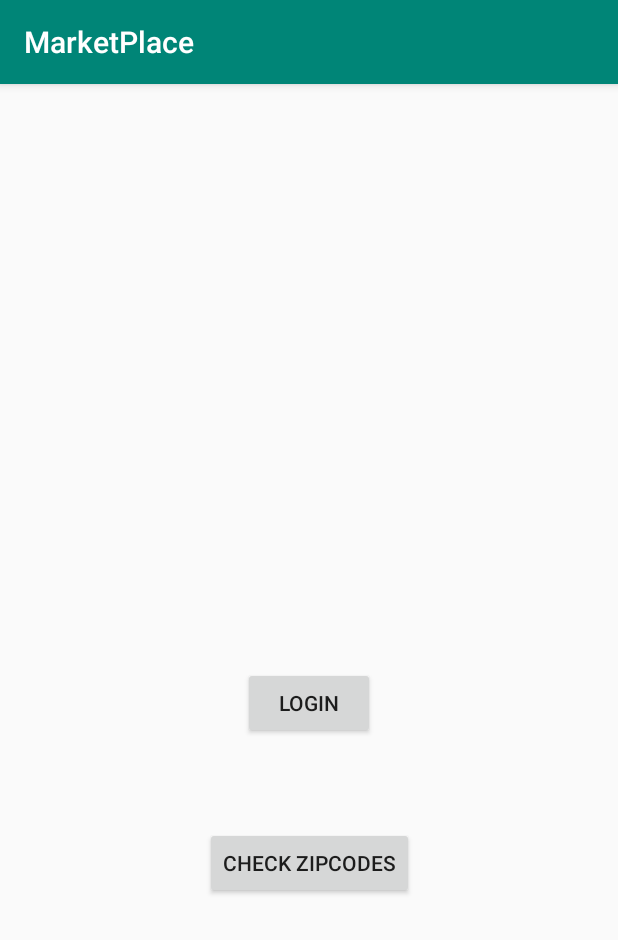
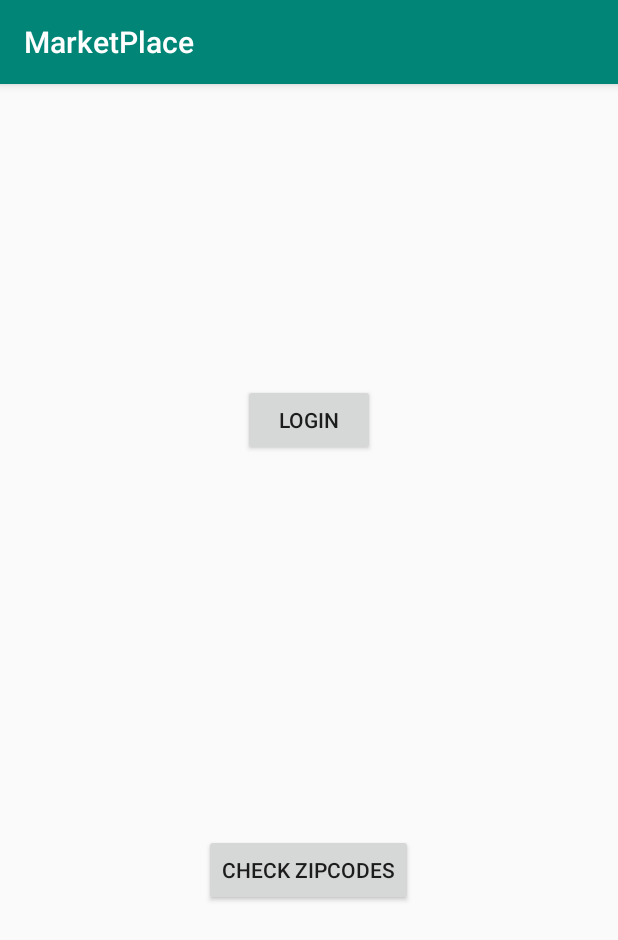
Before and after one commit to CS591STAR/MarketPlace, an Android app: the screen it shows after launch (MainActivity), on a phone screen of 412 x 824 dp. Shown: the top 940 px of the screen. Run offline under Robolectric (Android 15) with nearby library versions, the phone set to English and light mode, and no system bars.

Commit message:
top fragment

```diff
--- a/app/src/main/java/com/example/marketplace/MainActivity.java
+++ b/app/src/main/java/com/example/marketplace/MainActivity.java
@@ -3,10 +3,10 @@ package com.example.marketplace;
 import androidx.appcompat.app.AppCompatActivity;
 
 import android.content.Intent;
+import android.media.session.PlaybackState;
 import android.os.Bundle;
 import android.view.View;
 import android.widget.Button;
-import android.app.FragmentManager;
 
 public class MainActivity extends AppCompatActivity {
 
--- a/app/src/main/java/com/example/marketplace/ZipCodeAPI.java
+++ b/app/src/main/java/com/example/marketplace/ZipCodeAPI.java
@@ -73,7 +73,7 @@ public class ZipCodeAPI  extends AppCompatActivity {
                 .url(url)
                 .get()
                 .addHeader("x-rapidapi-host", "redline-redline-zipcode.p.rapidapi.com")
-                .addHeader("x-rapidapi-key",gitignore.zipcodeAPIKey)
+                .addHeader("x-rapidapi-key", gitignore.zipcodeAPIKey)
                 .build();
 
         // the following methods were required by the newCall and callBack interfaces
--- a/app/src/main/res/layout/activity_main.xml
+++ b/app/src/main/res/layout/activity_main.xml
@@ -1,32 +1,28 @@
 <?xml version="1.0" encoding="utf-8"?>
-<androidx.constraintlayout.widget.ConstraintLayout xmlns:android="http://schemas.android.com/apk/res/android"
+<RelativeLayout xmlns:android="http://schemas.android.com/apk/res/android"
     xmlns:app="http://schemas.android.com/apk/res-auto"
     xmlns:tools="http://schemas.android.com/tools"
     android:layout_width="match_parent"
     android:layout_height="match_parent"
+    android:orientation="vertical"
     tools:context=".MainActivity">
 
     <Button
         android:id="@+id/btnLogin"
         android:layout_width="wrap_content"
         android:layout_height="wrap_content"
-        android:layout_marginTop="370dp"
-        android:layout_marginBottom="313dp"
-        android:text="LOGIN"
-        app:layout_constraintBottom_toBottomOf="parent"
-        app:layout_constraintEnd_toEndOf="parent"
-        app:layout_constraintStart_toStartOf="parent"
-        app:layout_constraintTop_toTopOf="parent" />
+        android:layout_centerHorizontal="true"
+        android:layout_marginTop="200dp"
+        android:layout_marginBottom="200dp"
+        android:text="LOGIN" />
 
     <Button
         android:id="@+id/openZipCodeTest"
         android:layout_width="wrap_content"
         android:layout_height="wrap_content"
-        android:layout_marginTop="49dp"
-        android:layout_marginBottom="216dp"
-        android:text="check zipcodes"
-        app:layout_constraintBottom_toBottomOf="parent"
-        app:layout_constraintEnd_toEndOf="parent"
-        app:layout_constraintStart_toStartOf="parent"
-        app:layout_constraintTop_toBottomOf="@+id/btnLogin" />
-</androidx.constraintlayout.widget.ConstraintLayout>
+        android:layout_centerHorizontal="true"
+        android:layout_marginTop="500dp"
+        android:layout_marginBottom="0dp"
+        android:text="check zipcodes" />
+
+</RelativeLayout>
--- a/app/src/main/res/layout/fragment_nav_bar.xml
+++ b/app/src/main/res/layout/fragment_nav_bar.xml
@@ -13,30 +13,35 @@
 
         <Button
             android:id="@+id/btnProfile"
+            android:layout_width="0dp"
             android:layout_height="wrap_content"
             android:layout_weight="1"
             android:text="P" />
 
         <Button
             android:id="@+id/btnChat"
+            android:layout_width="0dp"
             android:layout_height="wrap_content"
             android:layout_weight="1"
             android:text="c" />
 
         <TextView
             android:id="@+id/txtSearch"
+            android:layout_width="0dp"
             android:layout_height="wrap_content"
             android:layout_weight="5"
             android:text="@android:string/search_go" />
 
         <Button
             android:id="@+id/btnSearch"
+            android:layout_width="0dp"
             android:layout_height="wrap_content"
             android:layout_weight="1"
             android:text="S" />
 
         <Button
             android:id="@+id/btnSell"
+            android:layout_width="0dp"
             android:layout_height="wrap_content"
             android:layout_weight="1.5"
             android:text="Sell" />
```
Also changed, not shown: app/src/main/java/com/example/marketplace/MarketFeed.java (+10 -5 lines), app/src/main/java/com/example/marketplace/NavBarFragment.java (+13 -0 lines), app/src/main/java/com/example/marketplace/Profile.java (+9 -0 lines), app/src/main/res/layout/activity_profile.xml (+14 -2 lines), app/src/main/res/layout/feed_layout.xml (+9 -8 lines).
